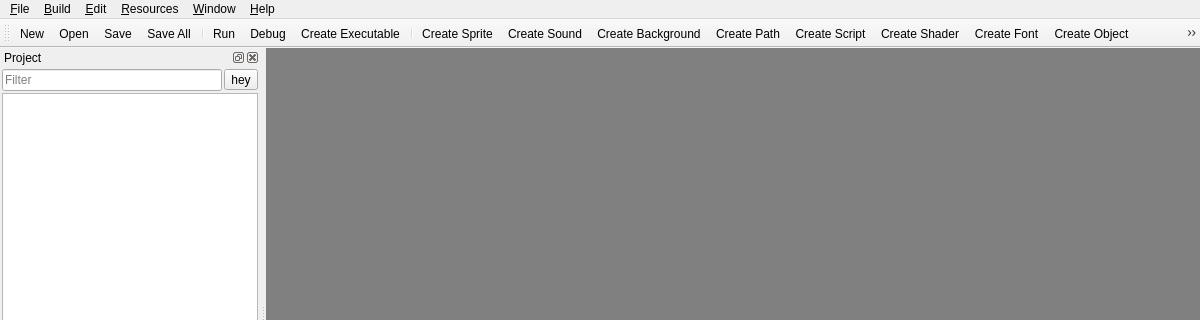
enigma-dev/RadialGM, file MainWindow.ui: the form before one commit; both pictures show x 0 to 1200 and y 0 to 320 of the 1200 by 800 pixel window.
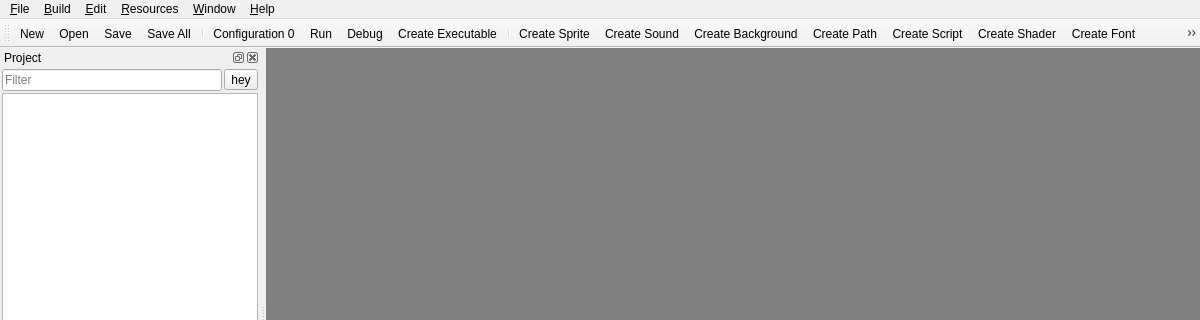
The form after the commit. Icons and pictures are not drawn.

What changed in the file:
```diff
--- a/MainWindow.ui
+++ b/MainWindow.ui
@@ -240,6 +240,7 @@
    <addaction name="actionSave"/>
    <addaction name="actionSaveAll"/>
    <addaction name="separator"/>
+   <addaction name="actionSettings"/>
    <addaction name="actionRun"/>
    <addaction name="actionDebug"/>
    <addaction name="actionCreateExecutable"/>
@@ -255,7 +256,6 @@
    <addaction name="actionCreate_Timeline"/>
    <addaction name="actionCreate_Room"/>
    <addaction name="separator"/>
-   <addaction name="actionSettings"/>
    <addaction name="actionPreferences"/>
    <addaction name="separator"/>
    <addaction name="actionDocumentation"/>
```
Left out of the diff: 7 changed lines with no effect on the pictures. Lines whose indentation alone changed are shown as unchanged.
